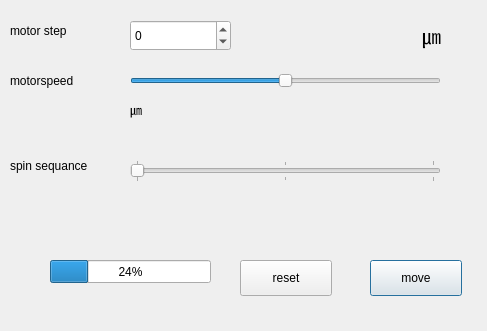
The window that pic.ui (4Y4N4/Lab) describes before a commit, drawn with Qt 5.
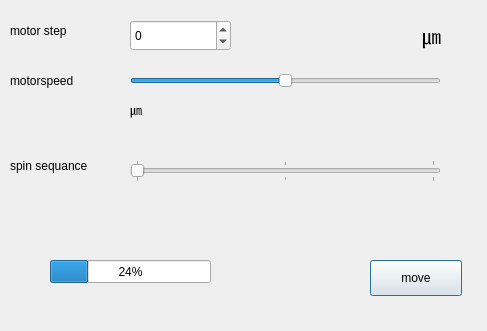
The same window after the commit.

Commit message: remove reset button

Patch:
```diff
--- a/pic.ui
+++ b/pic.ui
@@ -184,19 +184,6 @@
     <string>move</string>
    </property>
   </widget>
-  <widget class="QPushButton" name="reset">
-   <property name="geometry">
-    <rect>
-     <x>240</x>
-     <y>260</y>
-     <width>92</width>
-     <height>36</height>
-    </rect>
-   </property>
-   <property name="text">
-    <string>reset</string>
-   </property>
-  </widget>
   <widget class="QLabel" name="speedBar">
    <property name="geometry">
     <rect>
```
The commit also changes 1 other file.
